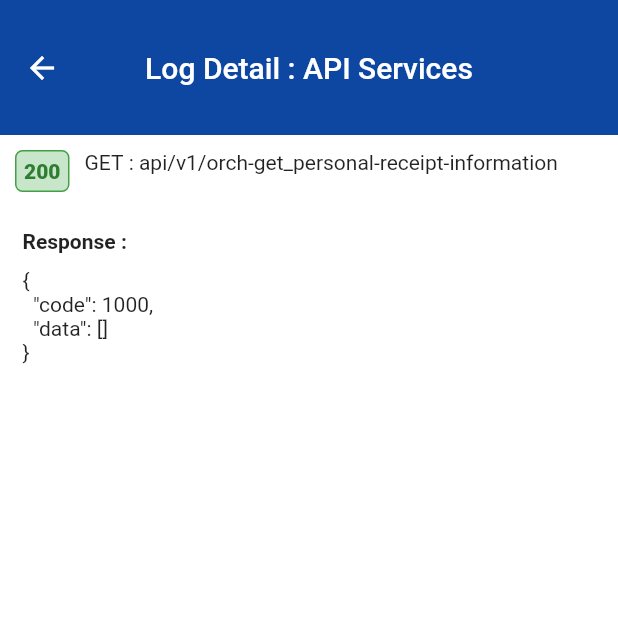
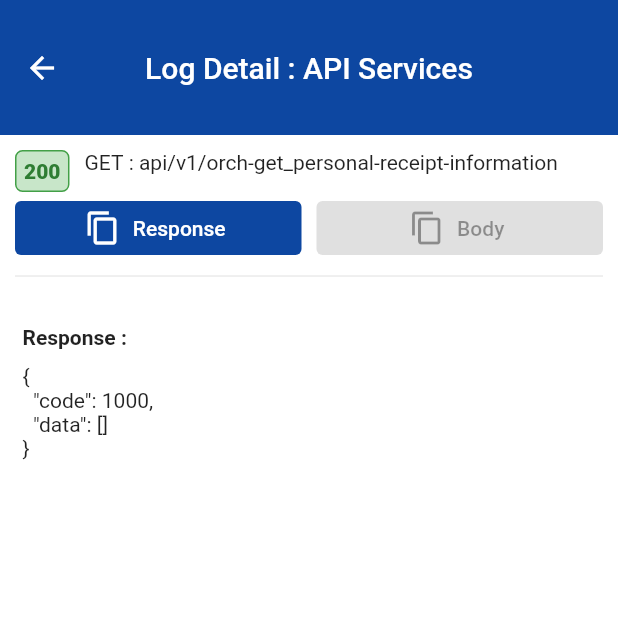
Before and after one commit to KalimaPz/flutter-clean-template-with-api-logger-tools, a Flutter app: the LogView screen opened directly, after a tap on the "search" icon, on a phone screen of 412 x 824 dp, the top half of it. Run offline on Flutter 3.47's test engine with Material 2 defaults, Android fonts, the phone set to English and light mode, and no system bars; our stand-ins replace dio, flutter_dotenv, flutter_easyloading; missing offline and left inert: flutter_flushbar.

Commit message:
log copy tools

```diff
--- a/lib/utils/log_view.dart
+++ b/lib/utils/log_view.dart
@@ -20,8 +20,10 @@ BoxDecoration getBoxDecoration(int? statusCode) {
 }
 
 class Log extends StatelessWidget {
+  final int index;
   final CommonResponse commonResponse;
   const Log(
+    this.index,
     this.commonResponse, {
     super.key,
   });
@@ -43,6 +45,10 @@ class Log extends StatelessWidget {
           Row(
             crossAxisAlignment: CrossAxisAlignment.start,
             children: [
+              Text("${index + 1}."),
+              const SizedBox(
+                width: 10,
+              ),
               Container(
                 padding: const EdgeInsets.symmetric(horizontal: 5, vertical: 5),
                 decoration: getBoxDecoration(commonResponse.statusCode),
@@ -75,7 +81,19 @@ class Log extends StatelessWidget {
               Text(commonResponse.responseTime),
               const Spacer(),
               InkWell(
-                onTap: () {},
+                onTap: () {
+                  final Map<String, dynamic> content = {
+                    "path": commonResponse.path,
+                    "method": commonResponse.method,
+                    "body": commonResponse.body,
+                    "statusCode": commonResponse.statusCode,
+                    "response_time": commonResponse.responseTime,
+                    "response": commonResponse.response
+                  };
+
+                  final String prettierJson = Tools.prettierJson(content);
+                  Tools.textCpy(context, prettierJson);
+                },
                 child: const Icon(
                   Icons.copy,
                 ),
@@ -132,12 +150,14 @@ class LogDetail extends StatelessWidget {
           children: [
             Container(
               padding: const EdgeInsets.all(10),
-              child: Row(
+              child: Column(
+                children: [
+                  Row(
                     crossAxisAlignment: CrossAxisAlignment.start,
                     children: [
                       Container(
-                    padding:
-                        const EdgeInsets.symmetric(horizontal: 5, vertical: 5),
+                        padding: const EdgeInsets.symmetric(
+                            horizontal: 5, vertical: 5),
                         decoration: getBoxDecoration(commonResponse.statusCode),
                         child: Text("${commonResponse.statusCode}",
                             style: TextStyle(
@@ -153,7 +173,58 @@ class LogDetail extends StatelessWidget {
                       Expanded(child: Text(' : ${commonResponse.path}'))
                     ],
                   ),
+                  Row(
+                    children: [
+                      Expanded(
+                        child: ElevatedButton.icon(
+                            style: ElevatedButton.styleFrom(
+                              backgroundColor: Colors.blue[900],
+                              elevation: 0,
                             ),
+                            onPressed: commonResponse.response == null
+                                ? null
+                                : () {
+                                    Tools.textCpy(
+                                        context,
+                                        Tools.prettierJson(
+                                            commonResponse.response ?? {}));
+                                  },
+                            icon: const Icon(Icons.copy),
+                            label: const Text("Response")),
+                      ),
+                      const SizedBox(
+                        width: 10,
+                      ),
+                      Expanded(
+                        child: ElevatedButton.icon(
+                            onPressed: commonResponse.body == null
+                                ? null
+                                : () {
+                                    Tools.textCpy(
+                                        context,
+                                        Tools.prettierJson(
+                                            commonResponse.body ?? {}));
+                                  },
+                            style: ElevatedButton.styleFrom(
+                              backgroundColor: Colors.blue[900],
+                              elevation: 0,
+                            ),
+                            icon: const Icon(Icons.copy),
+                            label: const Text("Body")),
+                      ),
+                    ],
+                  ),
+                  Row(
+                    children: const [
+                      Expanded(child: Divider()),
+                    ],
+                  )
+                ],
+              ),
+            ),
+            Flexible(
+                child: ListView(
+              children: [
                 if (commonResponse.body != null)
                   Container(
                     padding: const EdgeInsets.symmetric(horizontal: 15),
@@ -192,6 +263,8 @@ class LogDetail extends StatelessWidget {
                       ],
                     ),
                   ),
+              ],
+            )),
           ],
         ),
       ),
@@ -233,7 +306,7 @@ class _LogViewState extends State<LogView> {
         itemBuilder: (context, index) {
           return Padding(
             padding: const EdgeInsets.all(10.0),
-            child: Log(logs[index]),
+            child: Log(index, logs[index]),
           );
         },
       ),
--- a/pubspec.yaml
+++ b/pubspec.yaml
@@ -16,6 +16,7 @@ dependencies:
   provider: ^6.0.5
   shared_preferences: ^2.0.17
   flutter_easyloading: ^3.0.5
+  flutter_flushbar: ^0.0.2
   intl: ^0.18.0
   cached_network_image: ^3.2.3
   flutter_dotenv: ^5.0.2
```
Also changed, not shown: lib/utils/tools.dart (+28 -0 lines). Lines whose indentation alone changed are shown as unchanged.
